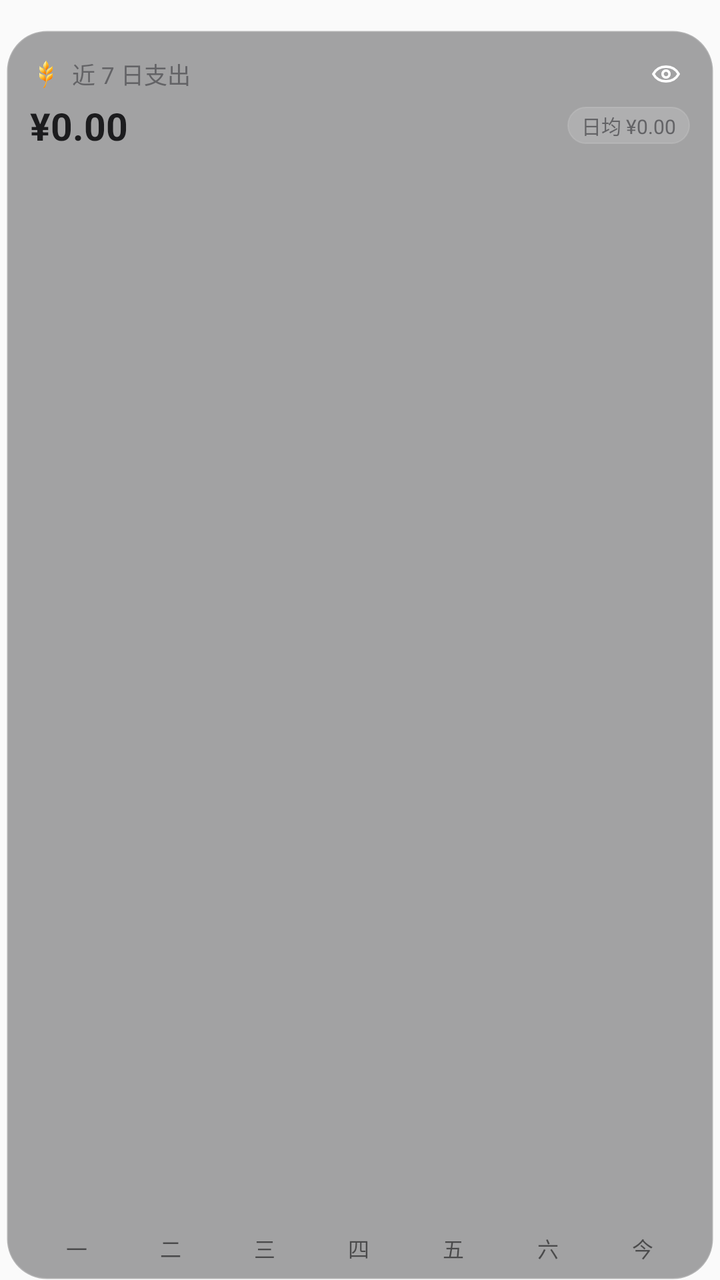
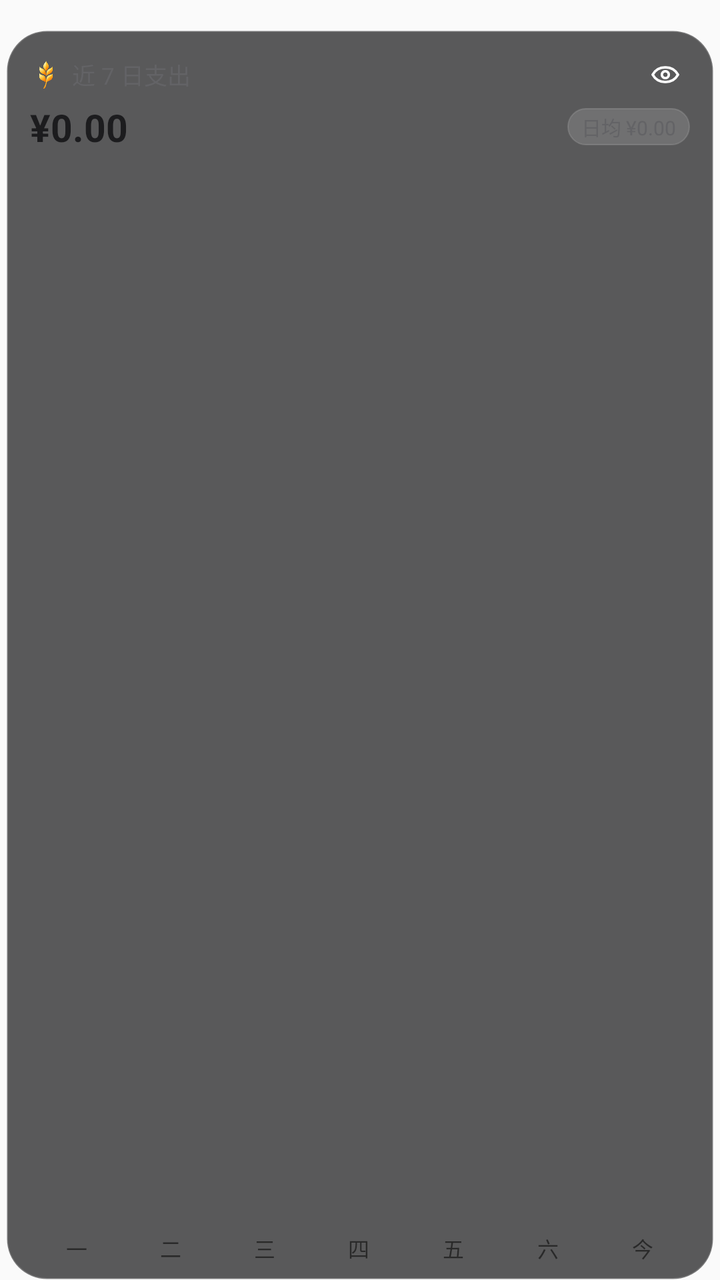

Compare the two renders of this Android layout. The source of the first and the diff that turns it into the second are given below.
<!-- AndroidManifest.xml: application theme Theme.MyMoney -->
<!-- res/layout/widget_seven_day.xml -->
<?xml version="1.0" encoding="utf-8"?>
<FrameLayout xmlns:android="http://schemas.android.com/apk/res/android"
    android:id="@+id/widget_root"
    android:layout_width="match_parent"
    android:layout_height="match_parent"
    android:paddingHorizontal="3dp"
    android:paddingTop="15dp"
    android:paddingBottom="0dp">

    <LinearLayout
        android:id="@+id/widget_card"
        android:layout_width="match_parent"
        android:layout_height="match_parent"
        android:background="@drawable/widget_background_glass_dark"
        android:orientation="vertical"
        android:paddingHorizontal="12dp"
        android:paddingTop="10dp"
        android:paddingBottom="8dp">

        <LinearLayout
            android:layout_width="match_parent"
            android:layout_height="wrap_content"
            android:gravity="center_vertical"
            android:orientation="horizontal">

            <ImageView
                android:layout_width="16dp"
                android:layout_height="16dp"
                android:layout_marginEnd="5dp"
                android:importantForAccessibility="no"
                android:scaleType="fitCenter"
                android:src="@drawable/ic_brand_color" />

            <TextView
                android:id="@+id/widget_seven_title"
                android:layout_width="0dp"
                android:layout_height="wrap_content"
                android:layout_weight="1"
                android:maxLines="1"
                android:text="近 7 日支出"
                android:textColor="@color/widget_secondary"
                android:textSize="11.5sp" />

            <ImageView
                android:id="@+id/widget_eye"
                android:layout_width="24dp"
                android:layout_height="24dp"
                android:padding="4dp"
                android:src="@drawable/ic_widget_eye_on" />
        </LinearLayout>

        <LinearLayout
            android:layout_width="match_parent"
            android:layout_height="wrap_content"
            android:layout_marginTop="1dp"
            android:gravity="center_vertical"
            android:orientation="horizontal">

            <TextView
                android:id="@+id/widget_seven_total"
                android:layout_width="0dp"
                android:layout_height="wrap_content"
                android:layout_weight="1"
                android:maxLines="1"
                android:text="¥0.00"
                android:textColor="@color/widget_primary"
                android:textSize="19sp"
                android:textStyle="bold" />

            <TextView
                android:id="@+id/widget_seven_sub"
                android:layout_width="wrap_content"
                android:layout_height="wrap_content"
                android:layout_marginStart="6dp"
                android:background="@drawable/widget_pill_glass_dark"
                android:ellipsize="end"
                android:maxLines="1"
                android:paddingHorizontal="7dp"
                android:paddingVertical="2dp"
                android:text="日均 ¥0.00"
                android:textColor="@color/widget_secondary"
                android:textSize="10sp" />
        </LinearLayout>

        <ImageView
            android:id="@+id/widget_seven_chart"
            android:layout_width="match_parent"
            android:layout_height="0dp"
            android:layout_marginTop="5dp"
            android:layout_weight="1"
            android:importantForAccessibility="no"
            android:scaleType="fitXY" />

        <LinearLayout
            android:layout_width="match_parent"
            android:layout_height="16dp"
            android:layout_marginTop="3dp"
            android:gravity="center_vertical"
            android:orientation="horizontal">

            <TextView android:id="@+id/widget_day_0" android:layout_width="0dp" android:layout_height="wrap_content" android:layout_weight="1" android:gravity="center" android:maxLines="1" android:text="一" android:textSize="10.5sp" />
            <TextView android:id="@+id/widget_day_1" android:layout_width="0dp" android:layout_height="wrap_content" android:layout_weight="1" android:gravity="center" android:maxLines="1" android:text="二" android:textSize="10.5sp" />
            <TextView android:id="@+id/widget_day_2" android:layout_width="0dp" android:layout_height="wrap_content" android:layout_weight="1" android:gravity="center" android:maxLines="1" android:text="三" android:textSize="10.5sp" />
            <TextView android:id="@+id/widget_day_3" android:layout_width="0dp" android:layout_height="wrap_content" android:layout_weight="1" android:gravity="center" android:maxLines="1" android:text="四" android:textSize="10.5sp" />
            <TextView android:id="@+id/widget_day_4" android:layout_width="0dp" android:layout_height="wrap_content" android:layout_weight="1" android:gravity="center" android:maxLines="1" android:text="五" android:textSize="10.5sp" />
            <TextView android:id="@+id/widget_day_5" android:layout_width="0dp" android:layout_height="wrap_content" android:layout_weight="1" android:gravity="center" android:maxLines="1" android:text="六" android:textSize="10.5sp" />
            <TextView android:id="@+id/widget_day_6" android:layout_width="0dp" android:layout_height="wrap_content" android:layout_weight="1" android:gravity="center" android:maxLines="1" android:text="今" android:textSize="10.5sp" />
        </LinearLayout>
    </LinearLayout>
</FrameLayout>
<!-- resources referenced by this layout -->
<resources>
  <color name="widget_primary">#1C1C1E</color>
  <color name="widget_secondary">#636366</color>
  <!-- drawable ic_brand_color: png bitmap (drawable-hdpi, 4239 bytes) -->
  <!-- drawable ic_widget_eye_on (drawable) -->
  <?xml version="1.0" encoding="utf-8"?>
  <vector xmlns:android="http://schemas.android.com/apk/res/android"
      android:width="20dp"
      android:height="20dp"
      android:viewportWidth="24"
      android:viewportHeight="24">
      <path
          android:fillColor="#00000000"
          android:pathData="M2.5,12C4.6,8.2 8,6.5 12,6.5C16,6.5 19.4,8.2 21.5,12C19.4,15.8 16,17.5 12,17.5C8,17.5 4.6,15.8 2.5,12Z"
          android:strokeWidth="1.9"
          android:strokeColor="#FFFFFF"
          android:strokeLineJoin="round" />
      <path
          android:fillColor="#00000000"
          android:pathData="M12,12m-2.6,0a2.6,2.6 0,1 1,5.2 0a2.6,2.6 0,1 1,-5.2 0"
          android:strokeWidth="1.9"
          android:strokeColor="#FFFFFF" />
  </vector>
  <!-- drawable widget_background_glass_dark (drawable) -->
  <?xml version="1.0" encoding="utf-8"?>
  <shape xmlns:android="http://schemas.android.com/apk/res/android" android:shape="rectangle">
      <solid android:color="#62161618" />
      <corners android:radius="20dp" />
      <stroke android:width="1dp" android:color="#30FFFFFF" />
  </shape>
  <!-- drawable widget_pill_glass_dark (drawable) -->
  <?xml version="1.0" encoding="utf-8"?>
  <shape xmlns:android="http://schemas.android.com/apk/res/android" android:shape="rectangle">
      <solid android:color="#24FFFFFF" />
      <corners android:radius="14dp" />
      <stroke android:width="0.75dp" android:color="#22FFFFFF" />
  </shape>
  <style name="Theme.MyMoney" parent="android:Theme.Material.Light.NoActionBar" />
</resources>

<!-- the commit's change to res/layout/widget_seven_day.xml (unified diff, before → after) -->
@@ -43,9 +43,12 @@
 
             <ImageView
                 android:id="@+id/widget_eye"
-                android:layout_width="24dp"
-                android:layout_height="24dp"
-                android:padding="4dp"
+                android:layout_width="34dp"
+                android:layout_height="34dp"
+                android:layout_marginTop="-5dp"
+                android:layout_marginEnd="-5dp"
+                android:layout_marginBottom="-5dp"
+                android:padding="9dp"
                 android:src="@drawable/ic_widget_eye_on" />
         </LinearLayout>
 
@@ -61,6 +64,12 @@
                 android:layout_width="0dp"
                 android:layout_height="wrap_content"
                 android:layout_weight="1"
+                android:autoSizeMaxTextSize="19sp"
+                android:autoSizeMinTextSize="13sp"
+                android:autoSizeStepGranularity="1sp"
+                android:autoSizeTextType="uniform"
+                android:ellipsize="end"
+                android:fontFeatureSettings="tnum"
                 android:maxLines="1"
                 android:text="¥0.00"
                 android:textColor="@color/widget_primary"
@@ -74,6 +83,7 @@
                 android:layout_marginStart="6dp"
                 android:background="@drawable/widget_pill_glass_dark"
                 android:ellipsize="end"
+                android:fontFeatureSettings="tnum"
                 android:maxLines="1"
                 android:paddingHorizontal="7dp"
                 android:paddingVertical="2dp"
<!-- resource entries referenced after the edit -->
@@ -25,7 +25,7 @@
   <!-- drawable widget_background_glass_dark (drawable) -->
   <?xml version="1.0" encoding="utf-8"?>
   <shape xmlns:android="http://schemas.android.com/apk/res/android" android:shape="rectangle">
-      <solid android:color="#62161618" />
+      <solid android:color="#B3161618" />
       <corners android:radius="20dp" />
       <stroke android:width="1dp" android:color="#30FFFFFF" />
   </shape>
